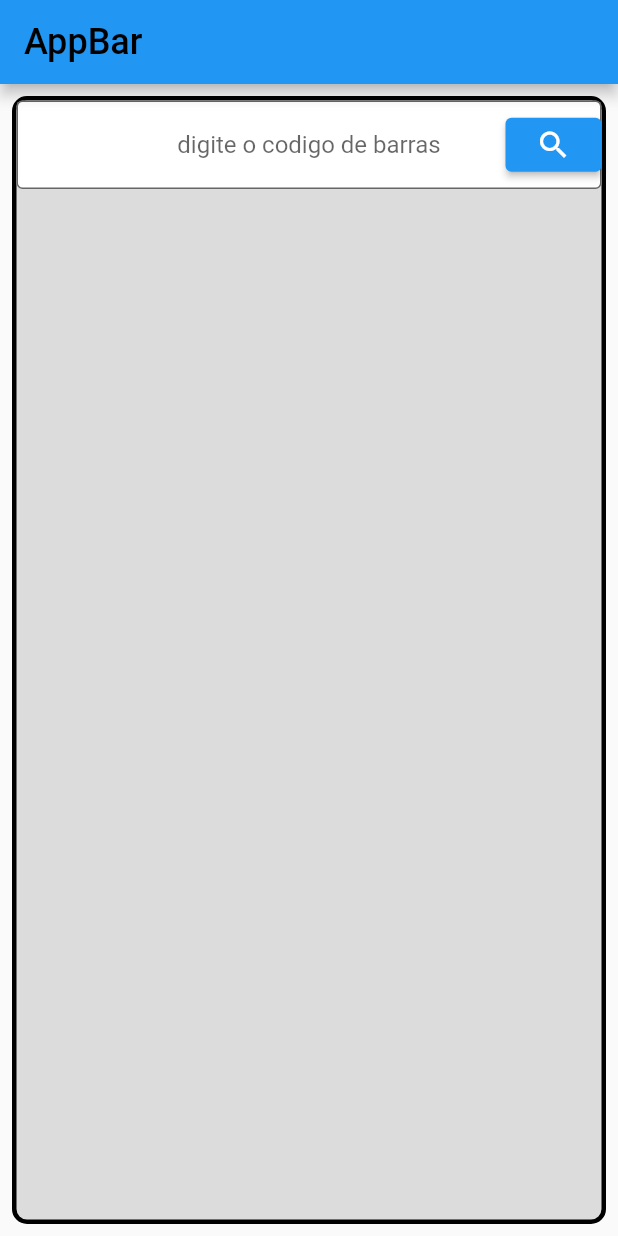
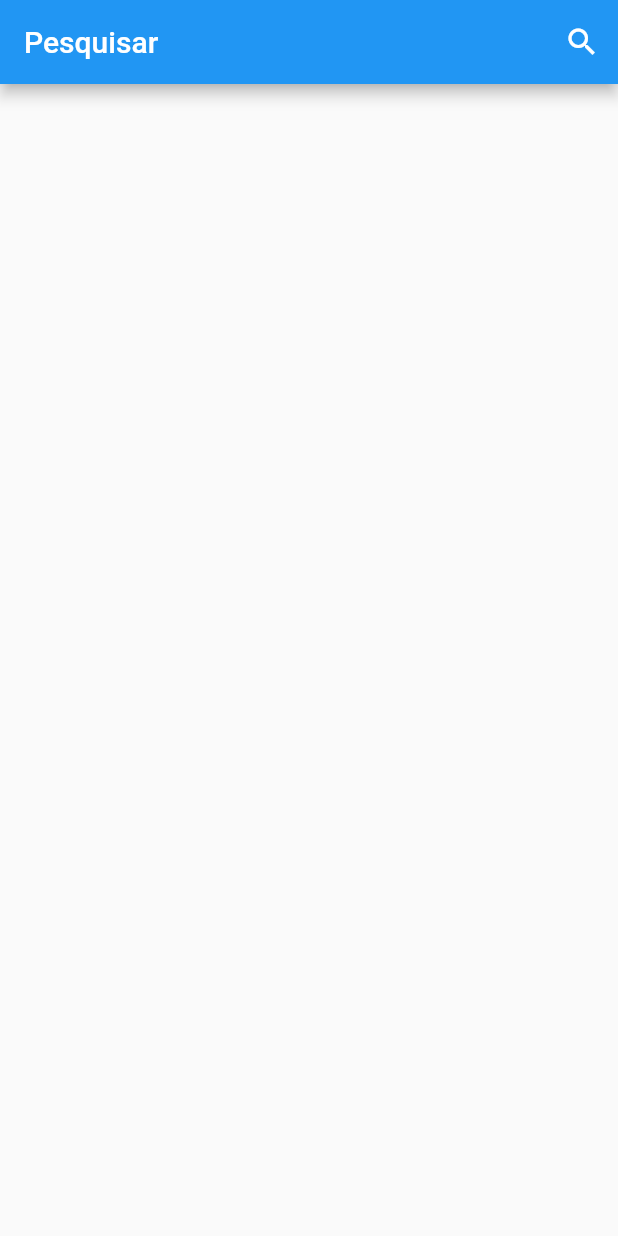
Before and after one commit to Gbishoppp/front-flutter, a Flutter app: the screen it shows after launch, on a phone screen of 412 x 824 dp. Run offline on Flutter 3.47's test engine with Material 2 defaults, Android fonts, the phone set to English and light mode, and no system bars.

Commit message:
layout na appbar

```diff
--- a/lib/main.dart
+++ b/lib/main.dart
@@ -26,57 +26,16 @@ class Pesquisa extends StatefulWidget {
 }
 
 class _PesquisaState extends State<Pesquisa> {
-  TextEditingController dadoController = TextEditingController();
-
   @override
   Widget build(BuildContext context) {
     return Scaffold(
-        appBar: AppBar(
-            title: const Text('AppBar',
-                style: TextStyle(
-                  color: Colors.black,
-                  fontSize: 24,
-                ))),
-        body: Center(
-          child: Padding(
-            padding: const EdgeInsets.all(8.0),
-            child: Container(
-              decoration: BoxDecoration(
-                color: Colors.black12,
-                borderRadius: BorderRadius.circular(10),
-                border: Border.all(width: 3),
-              ),
-              child: Column(children: [
-                Stack(
-                  alignment: AlignmentDirectional.centerEnd,
-                  children: [
-                    const Padding(
-                      padding: EdgeInsets.all(8.0),
-                    ),
-                    TextFormField(
-                      controller: dadoController,
-                      textAlign: TextAlign.center,
-                      decoration: const InputDecoration(
-                        border: OutlineInputBorder(),
-                        hintText: 'digite o codigo de barras',
-                        fillColor: Colors.white,
-                        filled: true,
-                      ),
-                    ),
-                    const Padding(
-                      padding: EdgeInsets.all(8.0),
-                    ),
-                    ElevatedButton(
-                      onPressed: () {},
-                      child: const Icon(
-                        Icons.search,
-                      ),
-                    )
-                  ],
-                ),
-              ]),
-            ),
-          ),
-        ));
+      appBar: AppBar(
+        title: const Text('Pesquisar'),
+        actions: [
+          IconButton(icon: const Icon(Icons.search), onPressed: () {}),
+        ],
+      ),
+      body: Container(),
+    );
   }
 }
```
